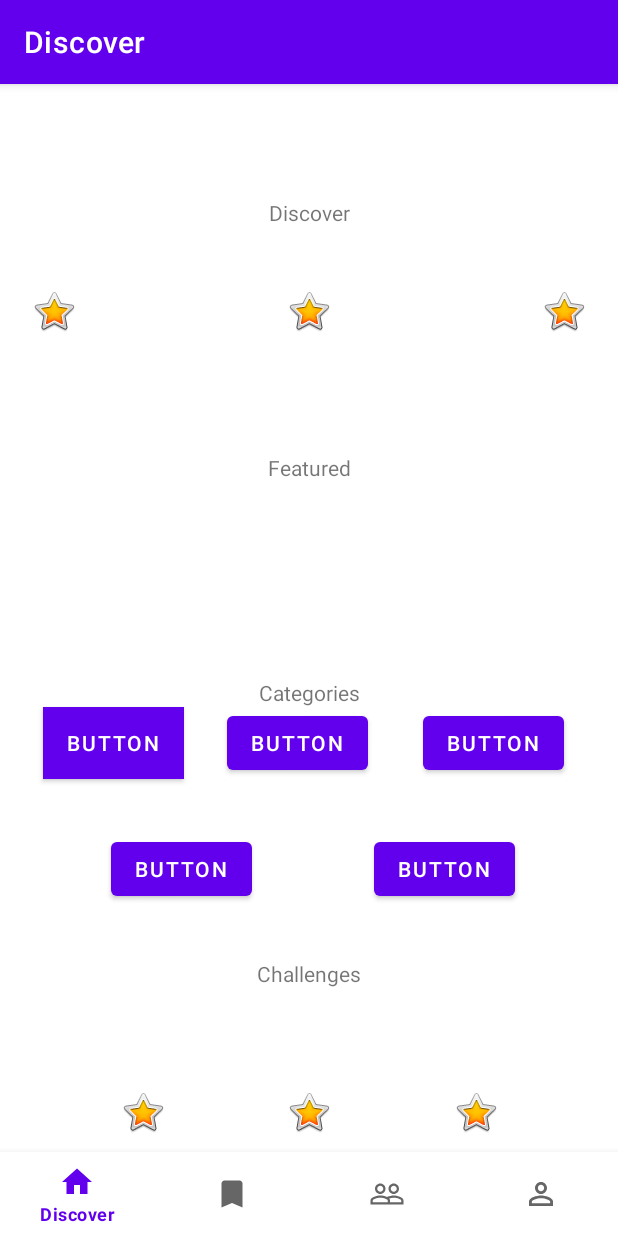
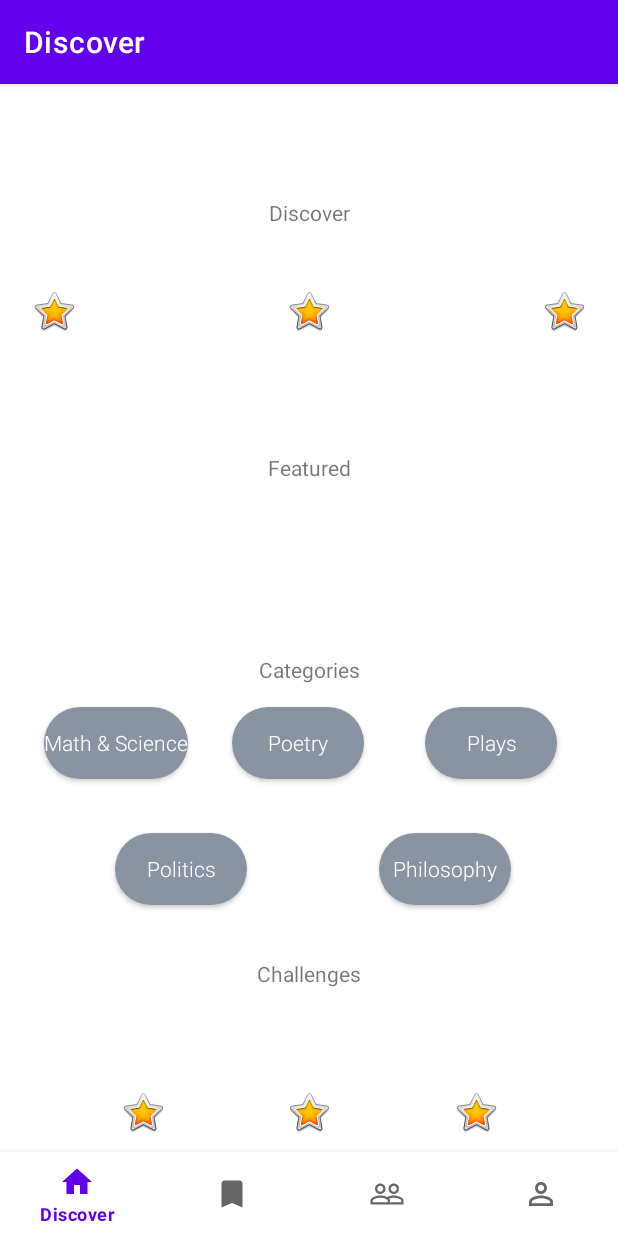
Before and after one commit to ced-kwong29/Legemus, an Android app: the DashboardFragment screen opened directly, with no data from a screen before it, on a phone screen of 412 x 824 dp. Run offline under Robolectric (Android 15) with nearby library versions, the light colour scheme and no system bars; our stand-ins replace navigation-ui.

Commit message:
buttons styled

```diff
--- /dev/null
+++ b/app/src/main/res/drawable/button_background.xml
@@ -0,0 +1,9 @@
+<?xml version="1.0" encoding="utf-8"?>
+<shape xmlns:android="http://schemas.android.com/apk/res/android" android:shape="rectangle" android:padding="10dp">
+    <solid android:color="#8894A2"/> <!-- this one is ths color of the Rounded Button -->
+    <corners
+        android:bottomRightRadius="150dp"
+        android:bottomLeftRadius="150dp"
+        android:topLeftRadius="150dp"
+        android:topRightRadius="150dp"/>
+</shape>
--- /dev/null
+++ b/app/src/main/res/drawable/button_focused.xml
@@ -0,0 +1,8 @@
+<?xml version="1.0" encoding="utf-8"?>
+<selector xmlns:android="http://schemas.android.com/apk/res/android">
+    <shape xmlns:android="http://schemas.android.com/apk/res/android" android:shape="rectangle">
+        <stroke android:width="1dp" android:color="#FF404040" />
+        <corners android:radius="6dp" />
+        <gradient android:startColor="#FF6800" android:centerColor="#FF8000" android:endColor="#FF9700" android:angle="90" />
+    </shape>
+</selector>
--- /dev/null
+++ b/app/src/main/res/drawable/button_press.xml
@@ -0,0 +1,8 @@
+<?xml version="1.0" encoding="utf-8"?>
+<selector xmlns:android="http://schemas.android.com/apk/res/android">
+    <shape xmlns:android="http://schemas.android.com/apk/res/android" android:shape="rectangle">
+        <stroke android:width="1dp" android:color="#FF404040" />
+        <corners android:radius="6dp" />
+        <gradient android:startColor="#FF6800" android:centerColor="#FF8000" android:endColor="#FF9700" android:angle="90" />
+    </shape>
+</selector>
--- /dev/null
+++ b/app/src/main/res/drawable/button_unfocused.xml
@@ -0,0 +1,8 @@
+<?xml version="1.0" encoding="utf-8"?>
+<selector xmlns:android="http://schemas.android.com/apk/res/android">
+    <shape xmlns:android="http://schemas.android.com/apk/res/android" android:shape="rectangle">
+        <stroke android:width="1dp" android:color="#FF404040" />
+        <corners android:radius="6dp" />
+        <gradient android:startColor="#FF6800" android:centerColor="#FF8000" android:endColor="#FF9700" android:angle="90" />
+    </shape>
+</selector>
--- a/app/src/main/res/layout/fragment_dashboard.xml
+++ b/app/src/main/res/layout/fragment_dashboard.xml
@@ -22,7 +22,6 @@
         android:layout_height="wrap_content"
         android:layout_marginTop="40dp"
         android:src="@android:drawable/btn_star_big_on"
-        app:layout_constraintBottom_toTopOf="@+id/textView4"
         app:layout_constraintEnd_toStartOf="@+id/imageView5"
         app:layout_constraintStart_toEndOf="@+id/imageView8"
         app:layout_constraintTop_toBottomOf="@+id/discover_header" />
@@ -44,7 +43,6 @@
         android:layout_marginStart="20dp"
         android:src="@android:drawable/btn_star_big_on"
         app:layout_constraintBottom_toBottomOf="@+id/imageView10"
-        app:layout_constraintEnd_toStartOf="@+id/textView4"
         app:layout_constraintStart_toStartOf="parent" />
 
     <ImageView
@@ -55,8 +53,7 @@
         android:src="@android:drawable/btn_star_big_on"
         app:layout_constraintBottom_toBottomOf="@+id/imageView10"
         app:layout_constraintEnd_toEndOf="parent"
-        app:layout_constraintHorizontal_bias="0.51"
-        app:layout_constraintStart_toEndOf="@+id/textView4" />
+        app:layout_constraintHorizontal_bias="0.51" />
 
     <ImageView
         android:id="@+id/imageView4"
@@ -68,45 +65,59 @@
         app:layout_constraintStart_toEndOf="@+id/imageView11"
         app:layout_constraintTop_toBottomOf="@+id/challenges_text" />
 
-    <Button
+    <androidx.appcompat.widget.AppCompatButton
         android:id="@+id/button2"
         android:layout_width="wrap_content"
         android:layout_height="wrap_content"
-        android:background="#8894A2"
-        android:backgroundTint="#8894A2"
-        android:text="Button"
+        android:background="@drawable/button_background"
+        android:fontFamily="sans-serif-light"
+        android:text="@string/math_and_science"
+        android:textColor="@android:color/white"
+        android:textAllCaps="false"
         app:layout_constraintEnd_toStartOf="@+id/button5"
         app:layout_constraintStart_toStartOf="parent"
         app:layout_constraintTop_toTopOf="@+id/text_dashboard" />
 
-    <Button
+    <androidx.appcompat.widget.AppCompatButton
         android:id="@+id/button3"
         android:layout_width="wrap_content"
         android:layout_height="wrap_content"
         android:layout_marginStart="70dp"
-        android:text="Button"
+        android:background="@drawable/button_background"
+        android:fontFamily="sans-serif-light"
+        android:text="@string/politics"
+        android:textAllCaps="false"
+        android:textColor="@android:color/white"
         app:layout_constraintBottom_toTopOf="@+id/challenges_text"
         app:layout_constraintEnd_toStartOf="@+id/challenges_text"
         app:layout_constraintStart_toStartOf="parent"
         app:layout_constraintTop_toBottomOf="@+id/button2" />
 
-    <Button
+    <androidx.appcompat.widget.AppCompatButton
         android:id="@+id/button4"
         android:layout_width="wrap_content"
         android:layout_height="wrap_content"
         android:layout_marginEnd="60dp"
-        android:text="Button"
+        android:background="@drawable/button_background"
+        android:fontFamily="sans-serif-light"
+        android:text="@string/philosophy"
+        android:textAllCaps="false"
+        android:textColor="@android:color/white"
         app:layout_constraintBottom_toTopOf="@+id/challenges_text"
         app:layout_constraintEnd_toEndOf="parent"
         app:layout_constraintStart_toEndOf="@+id/challenges_text"
         app:layout_constraintTop_toBottomOf="@+id/button" />
 
-    <Button
+    <androidx.appcompat.widget.AppCompatButton
         android:id="@+id/button5"
         android:layout_width="wrap_content"
         android:layout_height="wrap_content"
         android:layout_marginEnd="15dp"
-        android:text="Button"
+        android:background="@drawable/button_background"
+        android:textAllCaps="false"
+        android:fontFamily="sans-serif-light"
+        android:text="@string/poetry"
+        android:textColor="@android:color/white"
         app:layout_constraintEnd_toEndOf="parent"
         app:layout_constraintStart_toStartOf="parent"
         app:layout_constraintTop_toTopOf="@+id/text_dashboard" />
@@ -138,16 +149,21 @@
         android:id="@+id/categories_text"
         android:layout_width="wrap_content"
         android:layout_height="wrap_content"
+        android:layout_marginBottom="15dp"
         android:text="@string/categories"
         app:layout_constraintBottom_toTopOf="@+id/button5"
         app:layout_constraintEnd_toEndOf="@+id/text_dashboard"
         app:layout_constraintStart_toStartOf="parent" />
 
-    <Button
+    <androidx.appcompat.widget.AppCompatButton
         android:id="@+id/button"
         android:layout_width="wrap_content"
         android:layout_height="wrap_content"
-        android:text="Button"
+        android:background="@drawable/button_background"
+        android:fontFamily="sans-serif-light"
+        android:text="@string/plays"
+        android:textAllCaps="false"
+        android:textColor="@android:color/white"
         app:layout_constraintEnd_toEndOf="parent"
         app:layout_constraintStart_toEndOf="@+id/button5"
         app:layout_constraintTop_toTopOf="@+id/text_dashboard" />
--- a/app/src/main/res/values/strings.xml
+++ b/app/src/main/res/values/strings.xml
@@ -19,4 +19,9 @@
     <string name="featured">Featured</string>
     <string name="categories">Categories</string>
     <string name="challenges">Challenges</string>
+    <string name="math_and_science"><![CDATA[Math & Science]]></string>
+    <string name="politics">Politics</string>
+    <string name="philosophy">Philosophy</string>
+    <string name="poetry">Poetry</string>
+    <string name="plays">Plays</string>
 </resources>
```
